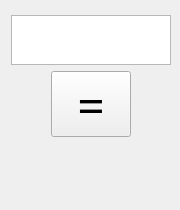
Above: src/mainwindow.ui from kench1994/BiliBiliSliverOcr before the change. Below: the same form after it.
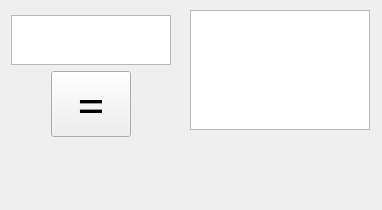
That is the form after the change.

Commit message: 加入直方图统计

```diff
--- a/src/mainwindow.ui
+++ b/src/mainwindow.ui
@@ -6,7 +6,7 @@
    <rect>
     <x>0</x>
     <y>0</y>
-    <width>180</width>
+    <width>382</width>
     <height>210</height>
    </rect>
   </property>
@@ -14,7 +14,7 @@
    <string>MainWindow</string>
   </property>
   <widget class="QWidget" name="centralWidget">
-   <widget class="QWidget" name="">
+   <widget class="QWidget" name="layoutWidget">
     <property name="geometry">
      <rect>
       <x>0</x>
@@ -119,6 +119,28 @@
      </item>
     </layout>
    </widget>
+   <widget class="QGraphicsView" name="histogramVertical">
+    <property name="geometry">
+     <rect>
+      <x>190</x>
+      <y>10</y>
+      <width>180</width>
+      <height>120</height>
+     </rect>
+    </property>
+    <property name="minimumSize">
+     <size>
+      <width>0</width>
+      <height>120</height>
+     </size>
+    </property>
+    <property name="baseSize">
+     <size>
+      <width>100</width>
+      <height>0</height>
+     </size>
+    </property>
+   </widget>
   </widget>
  </widget>
  <layoutdefault spacing="6" margin="11"/>
```
Left out of the diff: 76 changed lines with no effect on the pictures. The commit also changes 1 other file.
